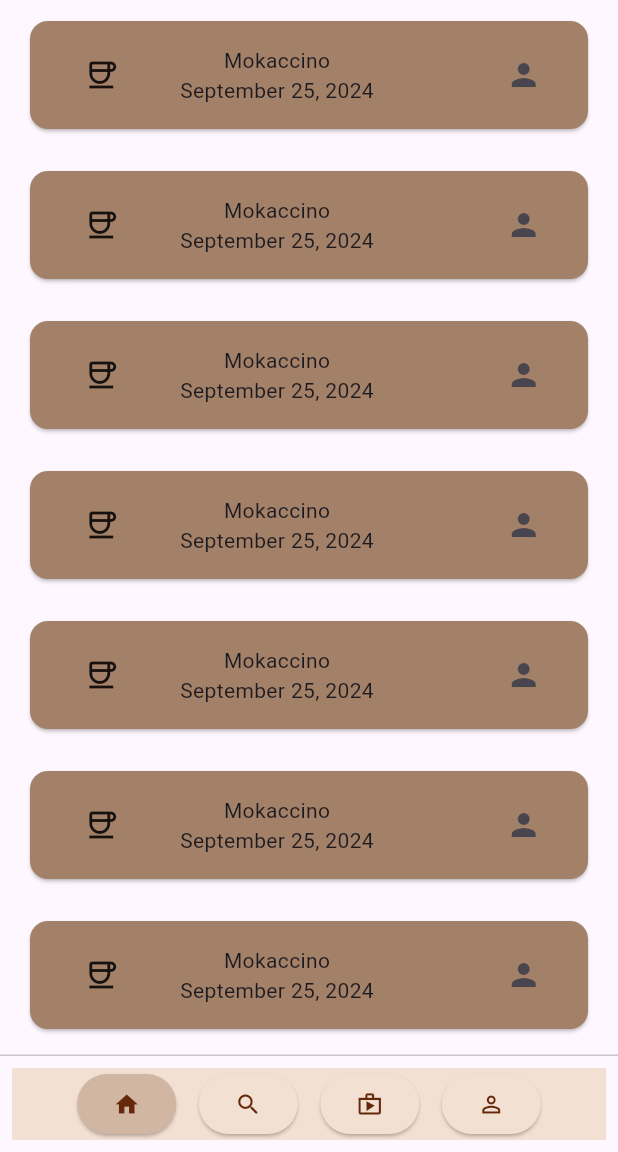
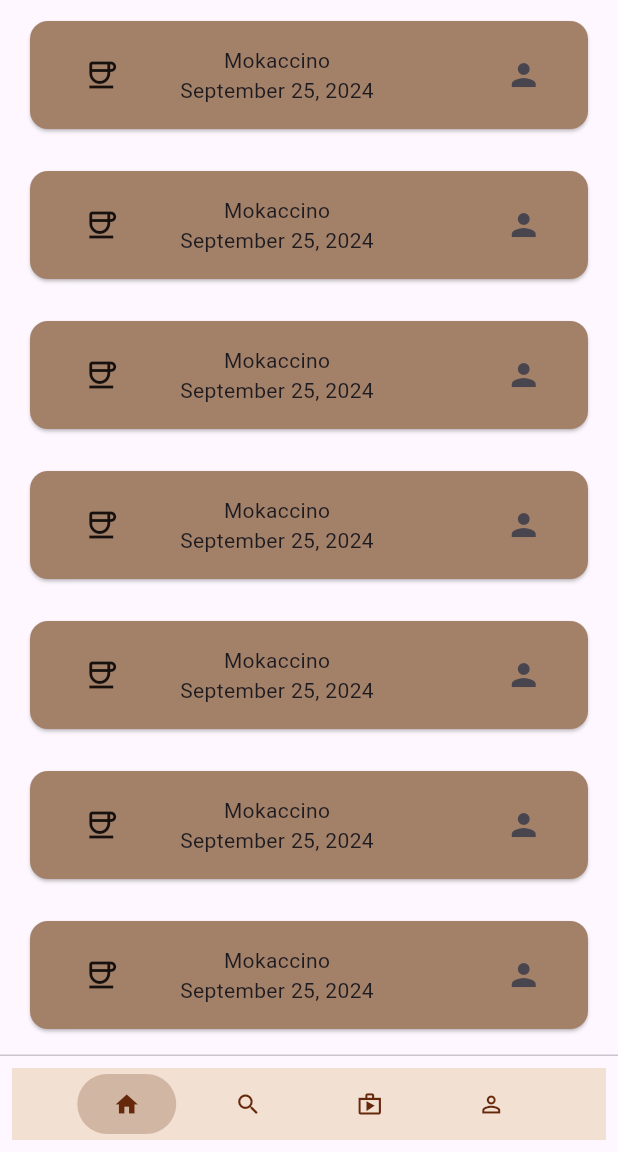
Before and after one commit to YhDiaz/CentralPerk, a Flutter app: the screen it shows after launch, item 2 of the bottom bar chosen, after a tap on the "home" icon, on a phone screen of 412 x 824 dp, the part 84-1236 px from its top. Run offline on Flutter 3.47's test engine with Material 3 defaults, Android fonts, the phone set to English and light mode, and no system bars; our stand-ins replace easy_splash_screen; missing offline and left inert: dart:ffi.

Commit message:
Change style of footer buttons

```diff
--- a/lib/pages/page_home.dart
+++ b/lib/pages/page_home.dart
@@ -129,13 +129,13 @@ class _HomePageState extends State<HomePage>
             mainAxisAlignment: MainAxisAlignment.center,
             children:
             [
-              ElevatedButton(onPressed: _goToHomePage, style: selectedButton, child: const Icon(Icons.home)), //Home button
+              FilledButton(onPressed: _goToHomePage, style: selectedButton, child: const Icon(Icons.home)), //Home button
               const SizedBox(width: spaceBetweenButtons),
-              ElevatedButton(onPressed: _goToSearchPage, style: defaultButton, child: const Icon(Icons.search_outlined)), //Search button
+              FilledButton(onPressed: _goToSearchPage, style: defaultButton, child: const Icon(Icons.search_outlined)), //Search button
               const SizedBox(width: spaceBetweenButtons),
-              ElevatedButton(onPressed: _goToShopPage, style: defaultButton, child: const Icon(Icons.shop_outlined)), //Shop button
+              FilledButton(onPressed: _goToShopPage, style: defaultButton, child: const Icon(Icons.shop_outlined)), //Shop button
               const SizedBox(width: spaceBetweenButtons),
-              ElevatedButton(onPressed: _goToProfilePage, style: defaultButton, child: const Icon(Icons.person_outline)), //Profile button
+              FilledButton(onPressed: _goToProfilePage, style: defaultButton, child: const Icon(Icons.person_outline)), //Profile button
             ],
           ),
         )
--- a/lib/pages/page_search.dart
+++ b/lib/pages/page_search.dart
@@ -83,13 +83,13 @@ class _SearchPageState extends State<SearchPage>
             mainAxisAlignment: MainAxisAlignment.center,
             children:
             [
-              ElevatedButton(onPressed: _goToHomePage, style: defaultButton, child: const Icon(Icons.home_outlined)), //Home button
+              FilledButton(onPressed: _goToHomePage, style: defaultButton, child: const Icon(Icons.home_outlined)), //Home button
               const SizedBox(width: spaceBetweenButtons),
-              ElevatedButton(onPressed: _goToSearchPage, style: selectedButton, child: const Icon(Icons.search)), //Search button
+              FilledButton(onPressed: _goToSearchPage, style: selectedButton, child: const Icon(Icons.search)), //Search button
               const SizedBox(width: spaceBetweenButtons),
-              ElevatedButton(onPressed: _goToShopPage, style: defaultButton, child: const Icon(Icons.shop_outlined)), //Shop button
+              FilledButton(onPressed: _goToShopPage, style: defaultButton, child: const Icon(Icons.shop_outlined)), //Shop button
               const SizedBox(width: spaceBetweenButtons),
-              ElevatedButton(onPressed: _goToProfilePage, style: defaultButton, child: const Icon(Icons.person_outline)), //Profile button
+              FilledButton(onPressed: _goToProfilePage, style: defaultButton, child: const Icon(Icons.person_outline)), //Profile button
             ],
           )
         )
```
Also changed, not shown: lib/pages/page_profile.dart (+4 -4 lines), lib/pages/page_shop.dart (+4 -4 lines).
